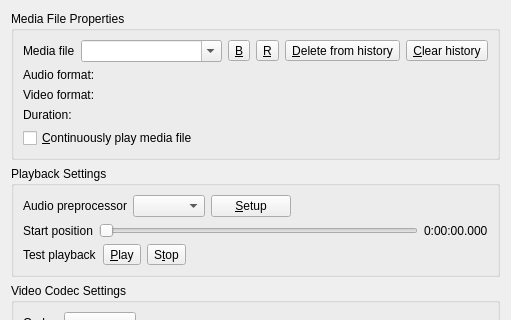
Above: Client/qtTeamTalk/streammediafile.ui from BearWare/TeamTalk5 before the change; both pictures show x 0 to 511 and y 0 to 320 of the 511 by 523 pixel window. Below: the same form after it.
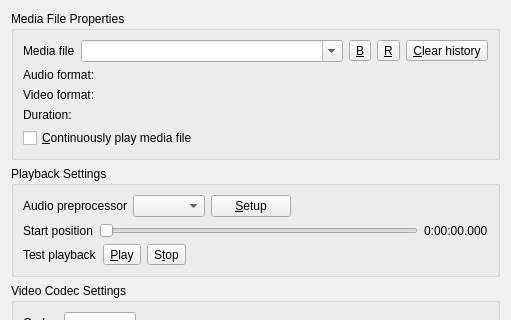
That is the form after the change. Icons and pictures are not drawn.

Commit message: Remove delete from history button

```diff
--- a/Client/qtTeamTalk/streammediafile.ui
+++ b/Client/qtTeamTalk/streammediafile.ui
@@ -67,13 +67,6 @@
           </property>
          </widget>
         </item>
-        <item>
-         <widget class="QToolButton" name="deleteButton">
-          <property name="text">
-           <string>&amp;Delete from history</string>
-          </property>
-         </widget>
-        </item>
         <item>
          <widget class="QToolButton" name="clearButton">
           <property name="text">
```
The commit also changes 2 other files.
